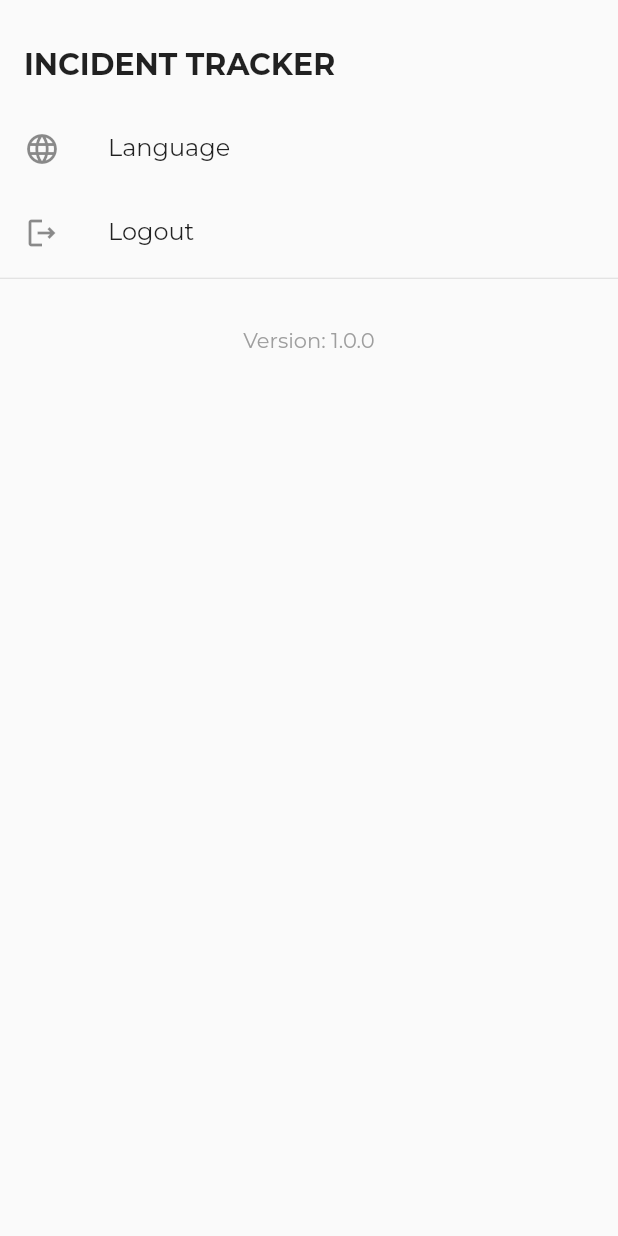
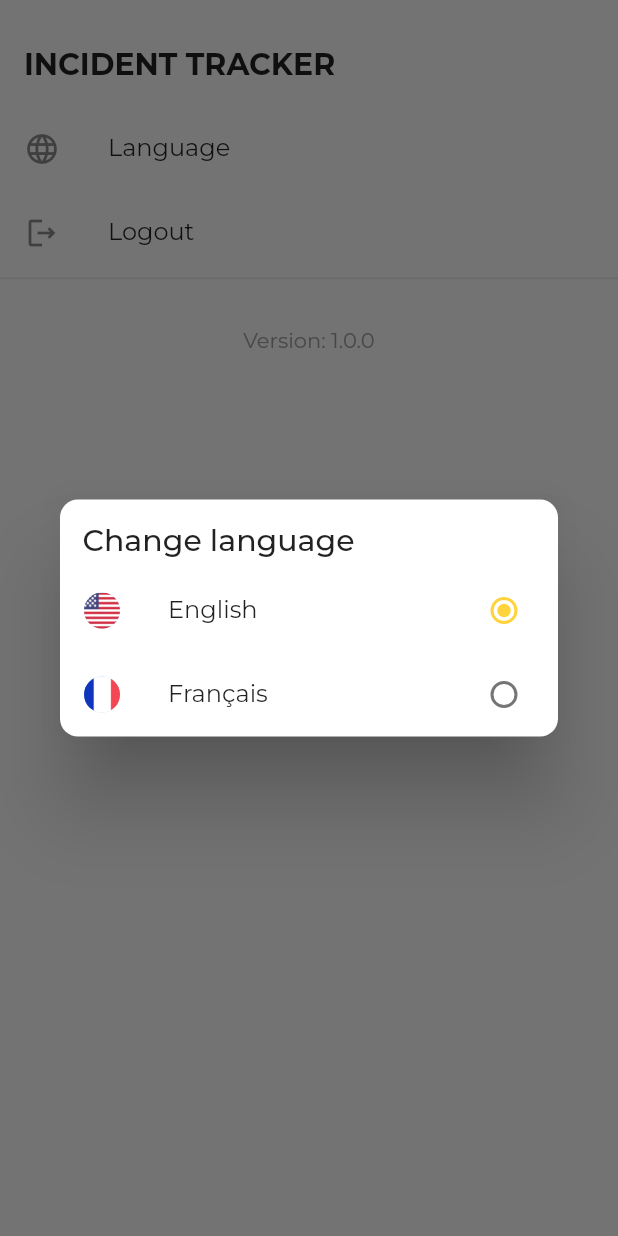
Before and after one commit to mucyorene/incidentTrackerApp, a Flutter app: the SettingsScreen screen opened directly, after a tap on "Language", on a phone screen of 412 x 824 dp. Run offline on Flutter 3.47's test engine with Material 3 defaults, Android fonts, the phone set to English and light mode, and no system bars; our stand-ins replace dio, dotted_border, easy_localization, extended_image, file_picker, flutter_riverpod and 7 more; accounts and stored records are empty; generated files the repository leaves out were written again.

Commit message:
Feat: Add language selection functionality
This commit introduces the ability for users to change the application language.

- Added language selection dialog in settings_screen.dart.
- Created _public_vars.dart to store language options.

```diff
--- a/lib/models/create_incident.dart
+++ b/lib/models/create_incident.dart
@@ -5,7 +5,7 @@ part 'create_incident.g.dart';
 @HiveType(typeId: 0)
 class CreateIncident extends HiveObject {
   @HiveField(0)
-  int? id; // Auto-incrementing ID
+  int? id;
 
   @HiveField(1)
   String title;
--- /dev/null
+++ b/lib/utils/_public_vars.dart
@@ -0,0 +1,16 @@
+import 'package:flutter/material.dart';
+
+var languages = [
+  {
+    "name": "English",
+    "code": "en",
+    "locale": const Locale("en", "US"),
+    "icon": 'assets/flags/en.png',
+  },
+  {
+    "name": "Français",
+    "code": "fr",
+    "locale": const Locale("fr", "FR"),
+    "icon": 'assets/flags/fr.png',
+  },
+];
--- a/lib/views/home_pages/settings_screen.dart
+++ b/lib/views/home_pages/settings_screen.dart
@@ -1,7 +1,9 @@
+import 'package:easy_localization/easy_localization.dart';
 import 'package:flutter/material.dart';
 import 'package:flutter_riverpod/flutter_riverpod.dart';
 import 'package:go_router/go_router.dart';
 import 'package:incident_tracker_app/ita_providers/authentication/providers.dart';
+import 'package:incident_tracker_app/utils/_public_vars.dart';
 import 'package:package_info_plus/package_info_plus.dart';
 
 class SettingsScreen extends ConsumerStatefulWidget {
@@ -17,6 +19,55 @@ class _SettingsScreenState extends ConsumerState<SettingsScreen> {
   getVersion() async {
     var packageInfo = await PackageInfo.fromPlatform();
     ref.read(versionProvider.notifier).state = packageInfo.version;
+  }
+
+  changeLanguage() {
+    var locale = context.locale;
+    showDialog(
+      context: context,
+      builder: (ctx) {
+        return Dialog(
+          shape: RoundedRectangleBorder(
+            borderRadius: BorderRadius.circular(12),
+          ),
+          child: Column(
+            mainAxisSize: MainAxisSize.min,
+            crossAxisAlignment: CrossAxisAlignment.start,
+            children: [
+              Padding(
+                padding: const EdgeInsets.fromLTRB(15.0, 15.0, 7.0, 7.0),
+                child: Text(
+                  "Change language",
+                  style: Theme.of(context).textTheme.titleLarge,
+                ),
+              ),
+              Column(
+                mainAxisSize: MainAxisSize.min,
+                children:
+                    languages
+                        .map(
+                          (e) => RadioListTile<String>(
+                            title: Text("${e['name']}"),
+                            groupValue: "${e['code']}",
+                            value: locale.languageCode,
+                            onChanged: (l) async {
+                              context.setLocale(e['locale'] as Locale);
+                              Navigator.pop(context);
+                            },
+                            secondary: CircleAvatar(
+                              backgroundImage: AssetImage("${e['icon']}"),
+                              radius: 12,
+                            ),
+                            controlAffinity: ListTileControlAffinity.trailing,
+                          ),
+                        )
+                        .toList(),
+              ),
+            ],
+          ),
+        );
+      },
+    );
   }
 
   @override
@@ -45,7 +96,9 @@ class _SettingsScreenState extends ConsumerState<SettingsScreen> {
             ),
             ListTile(
               title: Text("Language"),
-              onTap: () {},
+              onTap: () {
+                changeLanguage();
+              },
               leading: Icon(Icons.language),
             ),
             ListTile(
--- a/pubspec.yaml
+++ b/pubspec.yaml
@@ -48,5 +48,5 @@ flutter:
   assets:
     - assets/translations/
     - assets/images/
-  #   - images/a_dot_burr.jpeg
+    - assets/flags/
   #   - images/a_dot_ham.jpeg
```
Also changed, not shown: assets/flags/en.png (added), assets/flags/fr.png (added).
